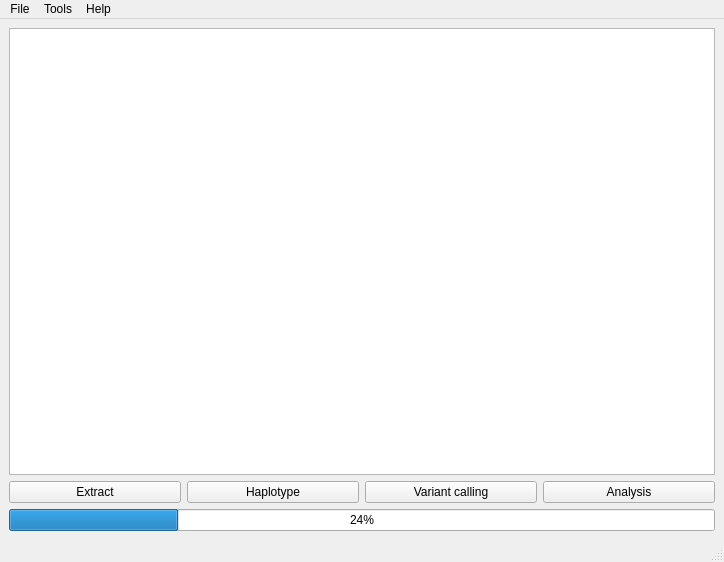
DoubleHelixApp/DoubleHelix, file wgse/gui/form.ui: the form before one commit.
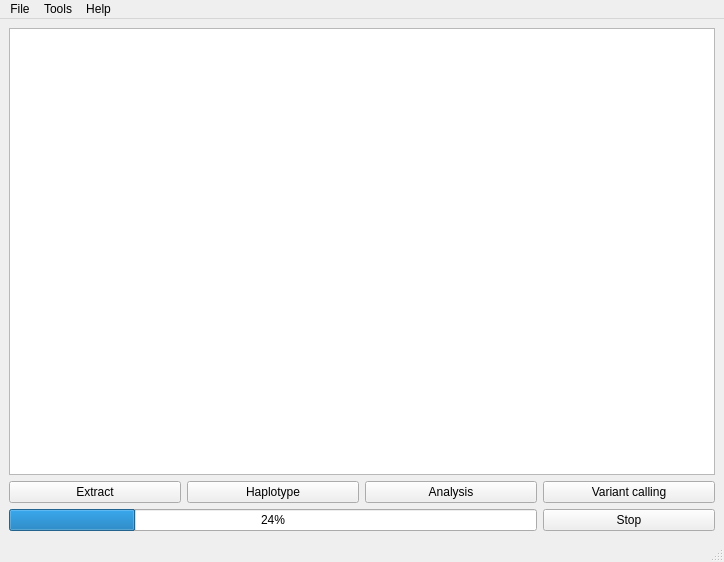
The form after the commit.

Commit message: Implemented progress bar and Stop button

Diff of the .ui file:
```diff
--- a/wgse/gui/form.ui
+++ b/wgse/gui/form.ui
@@ -10,6 +10,12 @@
     <height>562</height>
    </rect>
   </property>
+  <property name="minimumSize">
+   <size>
+    <width>0</width>
+    <height>20</height>
+   </size>
+  </property>
   <property name="windowTitle">
    <string>WGSE - Genome sequencing data manipulation tool</string>
   </property>
@@ -88,26 +94,57 @@
      </widget>
     </item>
     <item row="1" column="2">
-     <widget class="QPushButton" name="pushButton_7">
-      <property name="text">
-       <string>Variant calling</string>
-      </property>
-     </widget>
-    </item>
-    <item row="1" column="3">
-     <widget class="QPushButton" name="pushButton">
+     <widget class="QPushButton" name="analysis">
       <property name="text">
        <string>Analysis</string>
       </property>
      </widget>
     </item>
-    <item row="2" column="0" colspan="4">
-     <widget class="QProgressBar" name="progressBar">
+    <item row="1" column="3">
+     <widget class="QPushButton" name="variant">
+      <property name="text">
+       <string>Variant calling</string>
+      </property>
+     </widget>
+    </item>
+    <item row="4" column="0" colspan="3">
+     <widget class="QProgressBar" name="progress">
+      <property name="sizePolicy">
+       <sizepolicy hsizetype="MinimumExpanding" vsizetype="Fixed">
+        <horstretch>0</horstretch>
+        <verstretch>0</verstretch>
+       </sizepolicy>
+      </property>
+      <property name="minimumSize">
+       <size>
+        <width>0</width>
+        <height>0</height>
+       </size>
+      </property>
       <property name="value">
        <number>24</number>
       </property>
      </widget>
     </item>
+    <item row="4" column="3">
+     <widget class="QPushButton" name="stop">
+      <property name="sizePolicy">
+       <sizepolicy hsizetype="Minimum" vsizetype="Fixed">
+        <horstretch>0</horstretch>
+        <verstretch>0</verstretch>
+       </sizepolicy>
+      </property>
+      <property name="minimumSize">
+       <size>
+        <width>0</width>
+        <height>0</height>
+       </size>
+      </property>
+      <property name="text">
+       <string>Stop</string>
+      </property>
+     </widget>
+    </item>
    </layout>
   </widget>
   <widget class="QMenuBar" name="menubar">
```
Left out of the diff: 6 changed lines with no effect on the pictures. The commit also changes 7 other files.
